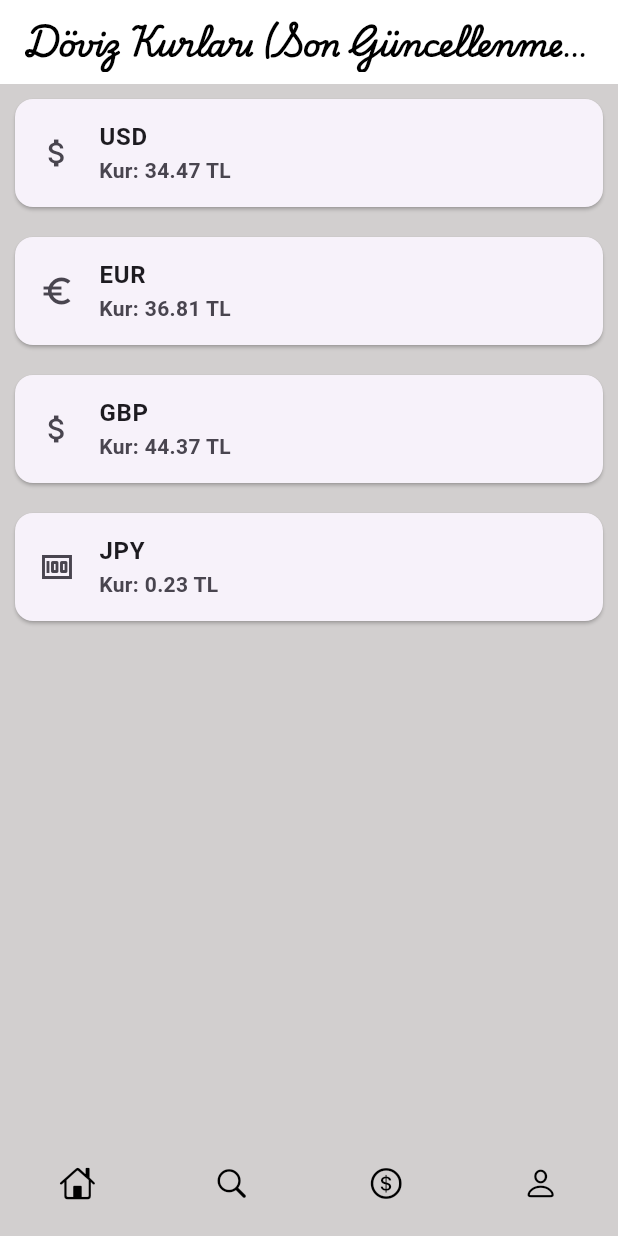
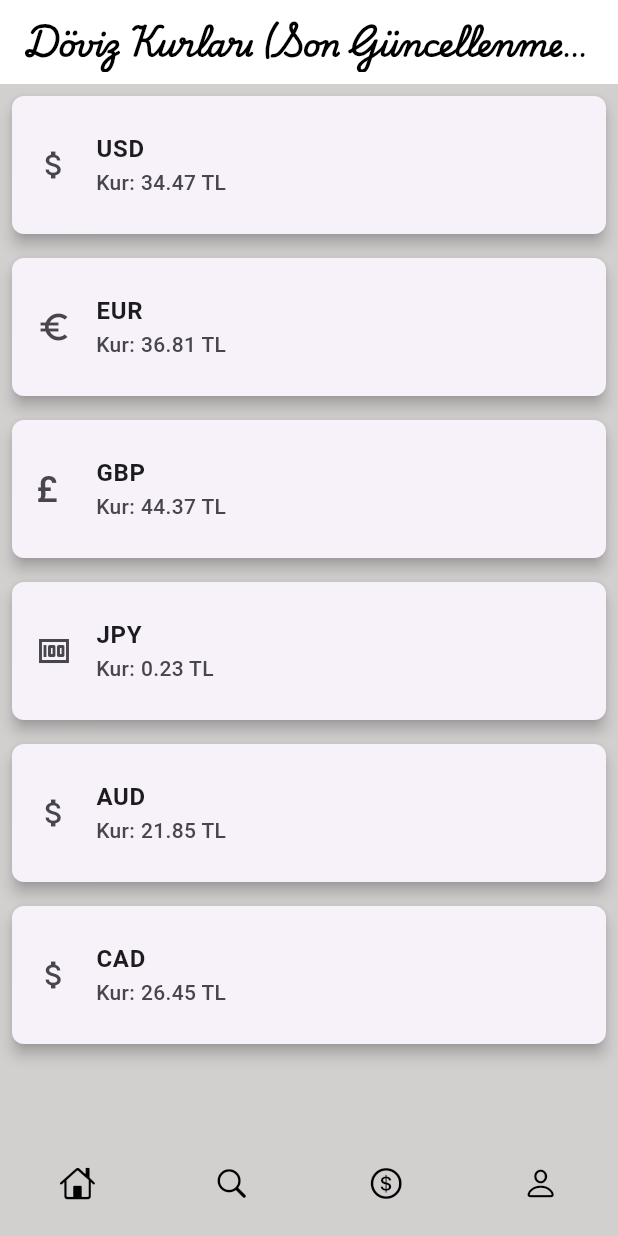
Before and after one commit to tollgaa/SparkPay-Flutter, a Flutter app: the CurrencyScreen screen opened by its route, on a phone screen of 412 x 824 dp. Run offline on Flutter 3.47's test engine with Material 3 defaults, Android fonts, the phone set to English and light mode, and no system bars; our stand-ins replace go_router; Roboto replaces fonts that are missing (Montserrat).

Commit message:
Update
-Currency screen güncellendi.

```diff
--- a/lib/screens/currency_screen.dart
+++ b/lib/screens/currency_screen.dart
@@ -11,13 +11,15 @@ class CurrencyScreen extends StatelessWidget {
       {'currency': 'EUR', 'rate': '36.81', 'icon': 'eur'},
       {'currency': 'GBP', 'rate': '44.37', 'icon': 'gbp'},
       {'currency': 'JPY', 'rate': '0.23', 'icon': 'jpy'},
+      {'currency': 'AUD', 'rate': '21.85', 'icon': 'aud'},
+      {'currency': 'CAD', 'rate': '26.45', 'icon': 'cad'},
     ];
 
     return Scaffold(
       appBar: AppBar(
         title: const Text(
           "Döviz Kurları (Son Güncellenme: 02:22  6/12/2024 )",
-          style: TextStyle(fontWeight: FontWeight.w700, fontFamily: 'Playwrite India',),
+          style: TextStyle(fontWeight: FontWeight.w700, fontFamily: 'Playwrite India'),
         ),
       ),
       body: CurrencyList(currencies: currencies),
@@ -37,39 +39,52 @@ class CurrencyList extends StatelessWidget {
       itemCount: currencies.length,
       itemBuilder: (context, index) {
         final currency = currencies[index];
-        Icon? currencyIcon;
+        Widget currencyIcon;
 
         switch (currency['icon']) {
           case 'usd':
-            currencyIcon = const Icon(Icons.attach_money);
+            currencyIcon = const Icon(Icons.attach_money, size: 24);
             break;
           case 'eur':
-            currencyIcon = const Icon(Icons.euro_symbol);
+            currencyIcon = const Icon(Icons.euro_symbol, size: 24);
             break;
           case 'gbp':
-            currencyIcon = const Icon(Icons.attach_money);
+            currencyIcon = Text('£', style: TextStyle(fontSize: 24));
             break;
           case 'jpy':
-            currencyIcon = const Icon(Icons.money);
+            currencyIcon = const Icon(Icons.money, size: 24);
+            break;
+          case 'aud':
+            currencyIcon = const Icon(Icons.attach_money, size: 24);
+            break;
+          case 'cad':
+            currencyIcon = const Icon(Icons.attach_money, size: 24);
             break;
           default:
-            currencyIcon = const Icon(Icons.monetization_on);
+            currencyIcon = const Icon(Icons.monetization_on, size: 24);
         }
 
         return Card(
-          margin: const EdgeInsets.all(10),
+          margin: const EdgeInsets.all(8),
+          shape: RoundedRectangleBorder(
+            borderRadius: BorderRadius.circular(8),
+          ),
+          elevation: 4,
           child: ListTile(
+            contentPadding: const EdgeInsets.symmetric(vertical: 10, horizontal: 16),
             title: Text(
               currency['currency']!,
               style: const TextStyle(
-                fontWeight: FontWeight.w700,
+                fontWeight: FontWeight.w600,
+                fontSize: 16,
                 fontFamily: 'Montserrat',
               ),
             ),
             subtitle: Text(
               'Kur: ${currency['rate']} TL',
               style: const TextStyle(
-                fontWeight: FontWeight.w700,
+                fontWeight: FontWeight.w500,
+                fontSize: 14,
                 fontFamily: 'Montserrat',
               ),
             ),
```
